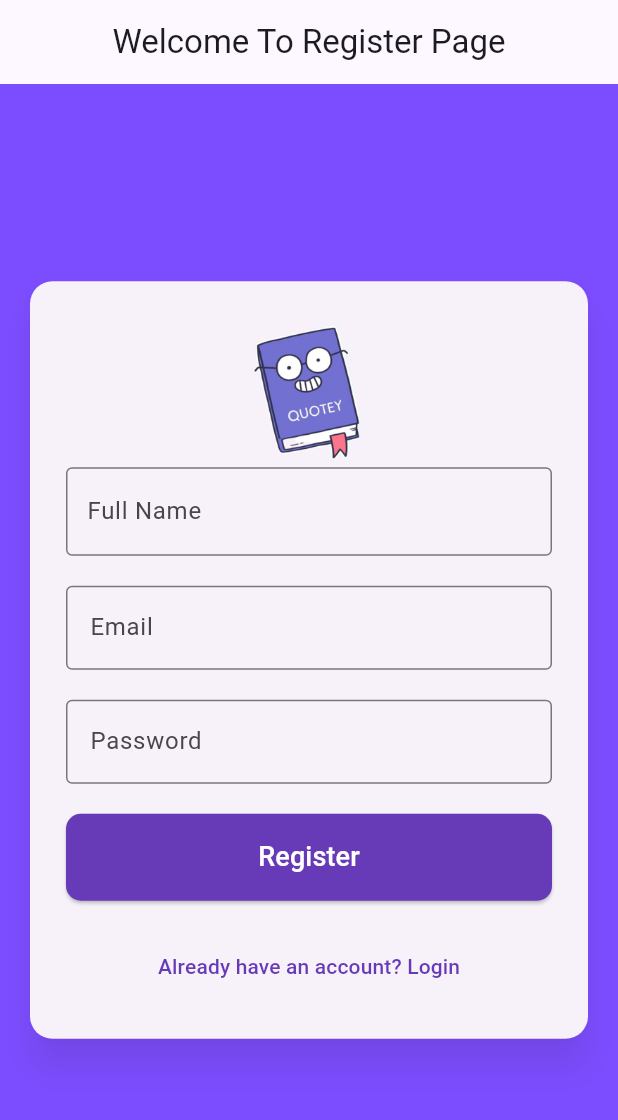
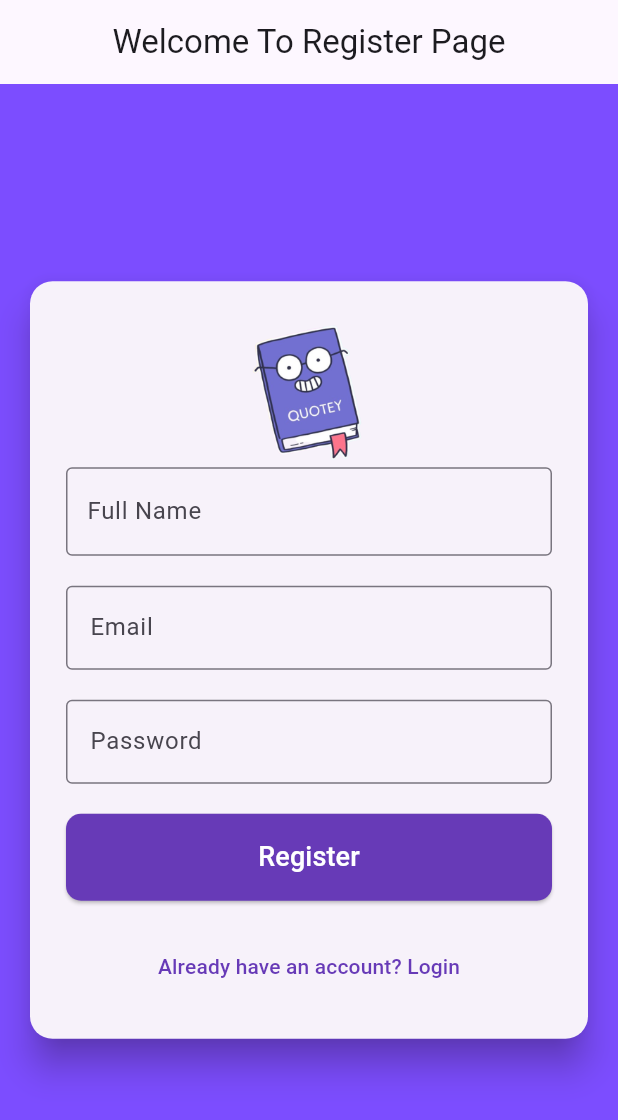
Before and after one commit to movindu477/PageTurner-App, a Flutter app: the screen it shows after launch, on a phone screen of 412 x 824 dp. Shown: the top 1120 px of the screen. Run offline on Flutter 3.47's test engine with Material 3 defaults, Android fonts, the phone set to English and light mode, and no system bars.

Commit message:
now working the app

```diff
--- a/lib/registration_page.dart
+++ b/lib/registration_page.dart
@@ -5,10 +5,10 @@ class RegistrationPage extends StatefulWidget {
   const RegistrationPage({super.key});
 
   @override
-  _RegistrationPageState createState() => _RegistrationPageState();
+  RegistrationPageState createState() => RegistrationPageState();
 }
 
-class _RegistrationPageState extends State<RegistrationPage> {
+class RegistrationPageState extends State<RegistrationPage> {
   final _formKey = GlobalKey<FormState>();
 
   String? _name;
@@ -35,7 +35,7 @@ class _RegistrationPageState extends State<RegistrationPage> {
             padding: const EdgeInsets.all(16.0),
             child: Card(
               elevation: 10, // Add shadow (higher value = larger shadow)
-              shadowColor: Colors.deepPurple.withOpacity(0.3), // Custom shadow color
+              shadowColor: Colors.deepPurple.withAlpha(255), // Custom shadow color
               shape: RoundedRectangleBorder(
                 borderRadius: BorderRadius.circular(15), // Rounded corners
               ),
--- a/pubspec.yaml
+++ b/pubspec.yaml
@@ -1,4 +1,4 @@
-name: registration_app
+name: page_turner_app
 description: "A new Flutter project."
 
 # The following line prevents the package from being accidentally published to
```
Also changed, not shown: 1 other file.
